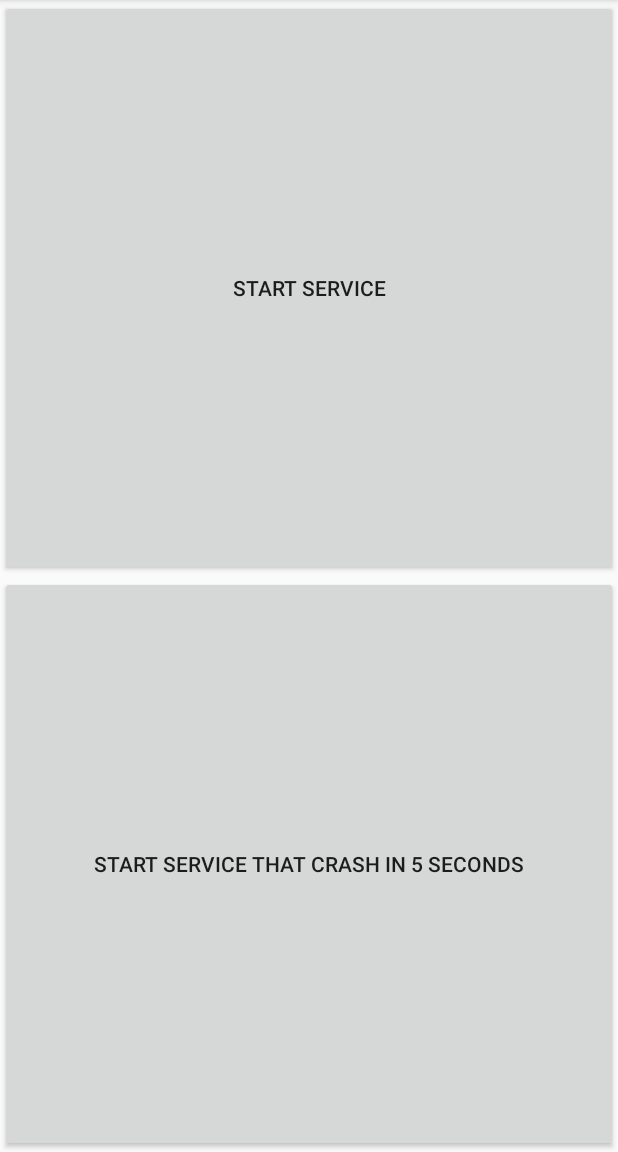
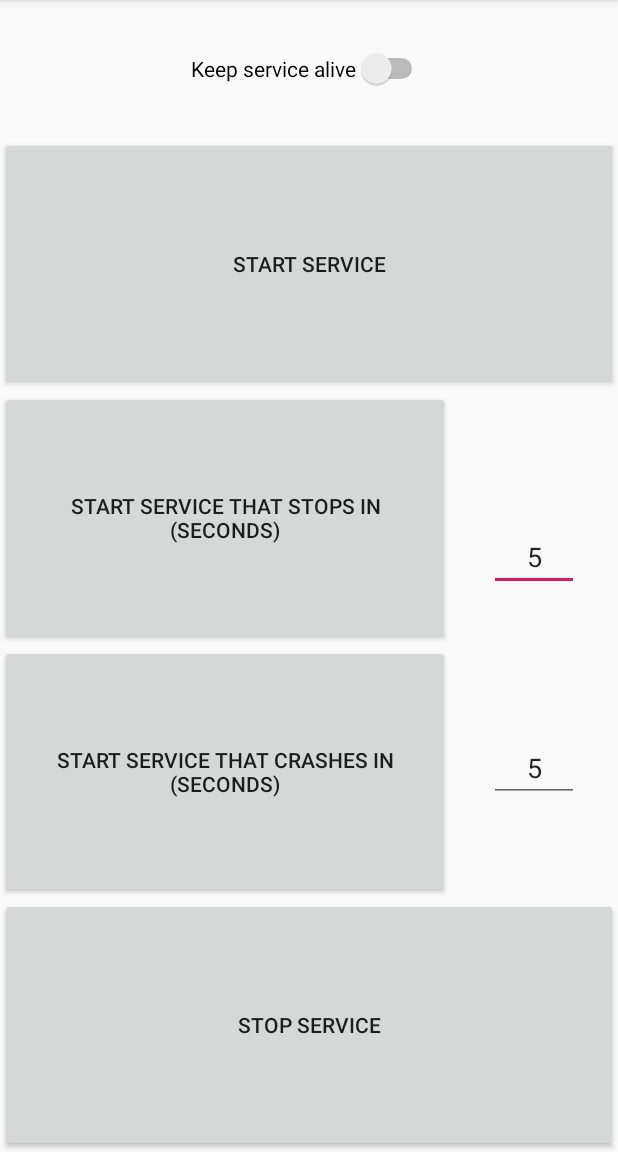
Before and after one commit to edinofricaniago/ImmortalService, an Android app: the screen it shows after launch (MainActivity), on a phone screen of 412 x 824 dp, the part 84-1236 px from its top. Run offline under Robolectric (Android 15) with nearby library versions, the phone set to English and light mode, and no system bars.

Commit message:
Use AlarmManager and PendingIntents to keep the service alive.

```diff
--- a/app/src/main/java/com/tbalogh/immortalservice/ImmortalApp.kt
+++ b/app/src/main/java/com/tbalogh/immortalservice/ImmortalApp.kt
@@ -23,8 +23,16 @@ class ImmortalApp : Application() {
         registerImmortalServiceMonitor()
 
         // This solution works however it should cooperate with crash-reporting libraries
-        registerRestartingExceptionHandler()
+//        registerRestartingExceptionHandler()
     }
+
+    private fun registerImmortalServiceMonitor() {
+        val filter = IntentFilter(Intent.ACTION_TIME_TICK)
+        val receiver = ImmortalServiceMonitor()
+        registerReceiver(receiver, filter)
+        Log.d(logTag, "ImmortalServiceMonitor registered!")
+    }
+
 
     private fun registerRestartingExceptionHandler() {
         val currentThreadHandler = Thread.getDefaultUncaughtExceptionHandler()
@@ -41,8 +49,8 @@ class ImmortalApp : Application() {
         override fun uncaughtException(t: Thread?, e: Throwable?) {
             Log.d(logTag, "Exception handled!")
             val alarmManager = context.getSystemService(Context.ALARM_SERVICE) as AlarmManager
-            val alarmIntent: PendingIntent = Intent(context, ImmortalService::class.java).let { intent ->
-                PendingIntent.getBroadcast(context, 0, intent, 0)
+            val alarmIntent: PendingIntent = Intent(context.applicationContext, ImmortalService::class.java).let { intent ->
+                PendingIntent.getBroadcast(context.applicationContext, 0, intent, 0)
             }
             alarmManager.setExactAndAllowWhileIdle(
                 AlarmManager.ELAPSED_REALTIME_WAKEUP,
@@ -60,11 +68,4 @@ class ImmortalApp : Application() {
             // System.exit(0)
         }
     }
-
-    private fun registerImmortalServiceMonitor() {
-        val filter = IntentFilter(Intent.ACTION_TIME_TICK)
-        val receiver = ImmortalServiceMonitor()
-        registerReceiver(receiver, filter)
-        Log.d(logTag, "ImmortalServiceMonitor registered!")
-    }
 }
--- a/app/src/main/java/com/tbalogh/immortalservice/StartImmortalServiceOnBootCompletedReceiver.kt
+++ b/app/src/main/java/com/tbalogh/immortalservice/StartImmortalServiceOnBootCompletedReceiver.kt
@@ -8,7 +8,7 @@ import android.util.Log
 
 class StartImmortalServiceOnBootCompletedReceiver : BroadcastReceiver() {
     override fun onReceive(context: Context, intent: Intent) {
-        if (intent.action == Intent.ACTION_BOOT_COMPLETED) {
+        if (intent.action == Intent.ACTION_LOCKED_BOOT_COMPLETED) {
             Log.d("MyBootCompletedReceiver", "boot completed received")
             startImmortalService(context)
         }
--- a/app/src/main/res/layout/activity_main.xml
+++ b/app/src/main/res/layout/activity_main.xml
@@ -6,18 +6,68 @@
         android:layout_width="match_parent"
         android:layout_height="match_parent"
         tools:context=".MainActivity">
+    <Switch
+            android:text="Keep service alive"
+            android:layout_width="wrap_content"
+            android:layout_height="wrap_content" android:id="@+id/keepAlive"
+            app:layout_constraintStart_toStartOf="parent" app:layout_constraintHorizontal_bias="0.5"
+            app:layout_constraintEnd_toEndOf="parent" app:layout_constraintTop_toTopOf="parent"
+            app:layout_constraintBottom_toTopOf="@+id/startButton" android:layout_marginBottom="32dp"
+            android:layout_marginTop="32dp"/>
     <Button
             android:text="Start service"
             android:layout_width="0dp"
             android:layout_height="0dp"
-            android:id="@+id/startButton" app:layout_constraintStart_toStartOf="parent"
+            android:id="@+id/startButton"
+            app:layout_constraintStart_toStartOf="parent"
             app:layout_constraintHorizontal_bias="0.5" app:layout_constraintEnd_toEndOf="parent"
-            app:layout_constraintTop_toTopOf="parent" app:layout_constraintBottom_toTopOf="@+id/startWithCrash"/>
+            app:layout_constraintTop_toBottomOf="@+id/keepAlive"
+            app:layout_constraintBottom_toTopOf="@+id/startWithStop"/>
     <Button
-            android:text="Start service that crash in 5 seconds"
+            android:text="Start service that stops in (seconds)"
+            android:layout_width="300dp"
+            android:layout_height="0dp"
+            android:id="@+id/startWithStop"
+            app:layout_constraintStart_toStartOf="parent"
+            app:layout_constraintTop_toBottomOf="@+id/startButton"
+            app:layout_constraintBottom_toTopOf="@+id/startWithCrash"/>
+    <Button
+            android:id="@+id/startWithCrash"
+            android:text="Start service that crashes in (seconds)"
+            android:layout_width="300dp"
+            android:layout_height="0dp"
+            app:layout_constraintStart_toStartOf="parent"
+            app:layout_constraintTop_toBottomOf="@+id/startWithStop"
+            app:layout_constraintBottom_toTopOf="@+id/stopServiceButton"/>
+    <Button
+            android:text="Stop service"
             android:layout_width="0dp"
-            android:layout_height="0dp"
-            app:layout_constraintStart_toStartOf="parent" app:layout_constraintEnd_toEndOf="parent"
-            android:id="@+id/startWithCrash" app:layout_constraintHorizontal_bias="0.5"
-            app:layout_constraintBottom_toBottomOf="parent" app:layout_constraintTop_toBottomOf="@+id/startButton"/>
+            android:layout_height="0dp" android:id="@+id/stopServiceButton"
+            app:layout_constraintEnd_toEndOf="parent"
+            app:layout_constraintStart_toStartOf="parent"
+            app:layout_constraintHorizontal_bias="0.5" app:layout_constraintBottom_toBottomOf="parent"
+            app:layout_constraintTop_toBottomOf="@+id/startWithCrash"/>
+    <EditText
+            android:layout_width="60dp"
+            android:layout_height="wrap_content"
+            android:inputType="numberDecimal"
+            android:ems="10"
+            android:id="@+id/stopsSeconds"
+            android:text="5"
+            android:gravity="center"
+            app:layout_constraintStart_toEndOf="@+id/startWithStop" android:layout_marginStart="8dp"
+            app:layout_constraintEnd_toEndOf="parent" android:layout_marginEnd="8dp"
+            app:layout_constraintTop_toBottomOf="@+id/startButton"
+            android:layout_marginBottom="8dp" app:layout_constraintBottom_toTopOf="@+id/crashSeconds"/>
+    <EditText
+            android:layout_width="60dp"
+            android:layout_height="wrap_content"
+            android:inputType="numberDecimal"
+            android:ems="10"
+            android:gravity="center"
+            android:text="5"
+            android:id="@+id/crashSeconds" app:layout_constraintEnd_toEndOf="parent"
+            android:layout_marginEnd="8dp" app:layout_constraintStart_toEndOf="@+id/startWithCrash"
+            android:layout_marginStart="8dp" android:layout_marginBottom="64dp"
+            app:layout_constraintBottom_toTopOf="@+id/stopServiceButton"/>
 </android.support.constraint.ConstraintLayout>
```
Also changed, not shown: app/src/main/java/com/tbalogh/immortalservice/ImmortalService.kt (+40 -10 lines), app/src/main/java/com/tbalogh/immortalservice/MainActivity.kt (+73 -10 lines), 1 other file.
